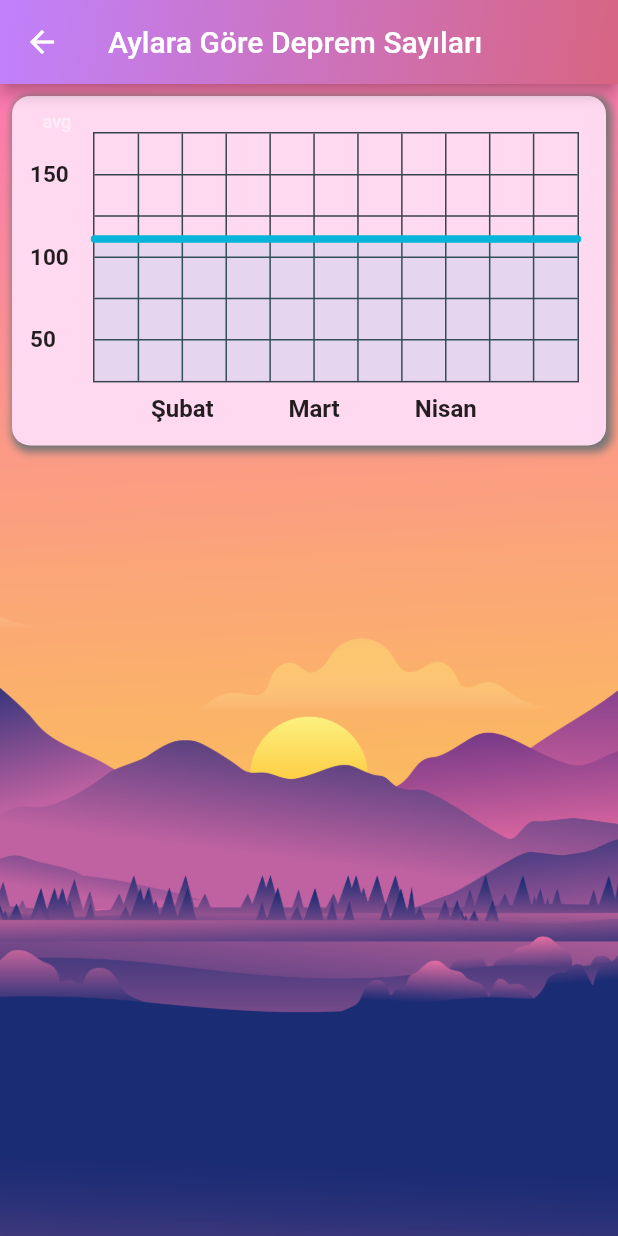
After one commit to sametcankosegit/Disaster_Relief_App, a Flutter app: the EarthquakeGraphic screen opened directly, after a tap on "avg", on a phone screen of 412 x 824 dp. The commit adds this screen. Run offline on Flutter 3.47's test engine with Material 2 defaults, Android fonts, the phone set to English and light mode, and no system bars; drawn by our look-alikes of fl_chart; our stand-ins replace cloud_firestore, firebase_auth, firebase_core, flutter_spinkit, flutter_svg, google_fonts and 1 more; accounts and stored records are empty.

Commit message:
Grafik Eklendi

```diff
--- a/lib/screens/bottom_navbar_pages/earthquake_live.dart
+++ b/lib/screens/bottom_navbar_pages/earthquake_live.dart
@@ -1,3 +1,4 @@
+import 'package:disaster_relief_v2/screens/graphic_page/earthquake_graphic.dart';
 import 'package:flutter/material.dart';
 import '../../models/user_models.dart';
 import '../../service.dart/user_service.dart';
@@ -36,11 +37,11 @@ class _EarthquakePageState extends State<EarthquakePage> {
       appBar: AppBar(
         actions: <Widget>[
           IconButton(
-            icon: const Icon(Icons.question_mark_rounded),
+            icon: const Icon(Icons.auto_graph),
             onPressed: () {
               Navigator.push(
                 context,
-                MaterialPageRoute(builder: (context) => QuestionsPage()),
+                MaterialPageRoute(builder: (context) => EarthquakeGraphic()),
               );
             },
           ),
--- /dev/null
+++ b/lib/screens/graphic_page/earthquake_graphic.dart
@@ -0,0 +1,338 @@
+import 'package:fl_chart/fl_chart.dart';
+import 'package:flutter/material.dart';
+
+class EarthquakeGraphic extends StatefulWidget {
+  @override
+  State<EarthquakeGraphic> createState() => _EarthquakeGraphicState();
+}
+
+class _EarthquakeGraphicState extends State<EarthquakeGraphic> {
+  List<Color> gradientColors = [
+    Colors.cyan,
+    Colors.blue,
+  ];
+
+  bool showAvg = false;
+
+  @override
+  Widget build(BuildContext context) {
+    return Scaffold(
+      backgroundColor: Colors.white,
+      appBar: AppBar(
+        title: Text('Aylara Göre Deprem Sayıları'),
+        backgroundColor: Colors.transparent,
+        flexibleSpace: Container(
+          decoration: const BoxDecoration(
+            gradient: LinearGradient(
+              begin: Alignment.topLeft,
+              end: Alignment.bottomRight,
+              colors: [
+                Color.fromARGB(255, 192, 129, 252),
+                Color.fromARGB(255, 216, 101, 130),
+              ],
+            ),
+          ),
+        ),
+      ),
+      body: Container(
+        decoration: const BoxDecoration(
+          image: DecorationImage(
+            image: AssetImage('assets/images/bg_morning.png'),
+            fit: BoxFit.cover,
+          ),
+        ),
+        child: Column(
+          children: [
+            Padding(
+              padding: const EdgeInsets.all(8.0),
+              child: Container(
+                decoration: BoxDecoration(
+                    color: const Color.fromARGB(255, 255, 217, 240),
+                    borderRadius: BorderRadius.circular(12),
+                    boxShadow: [
+                      BoxShadow(
+                        color: Colors.grey.shade600,
+                        offset: const Offset(2, 2),
+                        blurRadius: 4,
+                        spreadRadius: 2,
+                      )
+                    ]),
+                child: Stack(
+                  children: <Widget>[
+                    AspectRatio(
+                      aspectRatio: 1.70,
+                      child: Padding(
+                        padding: const EdgeInsets.only(
+                          right: 18,
+                          left: 12,
+                          top: 24,
+                          bottom: 12,
+                        ),
+                        child: LineChart(
+                          showAvg ? avgData() : mainData(),
+                        ),
+                      ),
+                    ),
+                    SizedBox(
+                      width: 60,
+                      height: 34,
+                      child: TextButton(
+                        onPressed: () {
+                          setState(() {
+                            showAvg = !showAvg;
+                          });
+                        },
+                        child: Text(
+                          'avg',
+                          style: TextStyle(
+                            fontSize: 12,
+                            color: showAvg
+                                ? Colors.white.withOpacity(0.5)
+                                : Colors.white,
+                          ),
+                        ),
+                      ),
+                    ),
+                  ],
+                ),
+              ),
+            ),
+          ],
+        ),
+      ),
+    );
+  }
+
+  Widget bottomTitleWidgets(double value, TitleMeta meta) {
+    const style = TextStyle(
+      fontWeight: FontWeight.bold,
+      fontSize: 16,
+    );
+    Widget text;
+    switch (value.toInt()) {
+      case 2:
+        text = const Text('Şubat', style: style);
+        break;
+      case 5:
+        text = const Text('Mart', style: style);
+        break;
+      case 8:
+        text = const Text('Nisan', style: style);
+        break;
+      default:
+        text = const Text('', style: style);
+        break;
+    }
+
+    return SideTitleWidget(
+      axisSide: meta.axisSide,
+      child: text,
+    );
+  }
+
+  Widget leftTitleWidgets(double value, TitleMeta meta) {
+    const style = TextStyle(
+      fontWeight: FontWeight.bold,
+      fontSize: 15,
+    );
+    String text;
+    switch (value.toInt()) {
+      case 1:
+        text = '50';
+        break;
+      case 3:
+        text = '100';
+        break;
+      case 5:
+        text = '150';
+        break;
+      default:
+        return Container();
+    }
+
+    return Text(text, style: style, textAlign: TextAlign.left);
+  }
+
+  LineChartData mainData() {
+    return LineChartData(
+      gridData: FlGridData(
+        show: true,
+        drawVerticalLine: true,
+        horizontalInterval: 1,
+        verticalInterval: 1,
+        getDrawingHorizontalLine: (value) {
+          return FlLine(
+            color: Colors.black,
+            strokeWidth: 1,
+          );
+        },
+        getDrawingVerticalLine: (value) {
+          return FlLine(
+            color: Colors.black,
+            strokeWidth: 1,
+          );
+        },
+      ),
+      titlesData: FlTitlesData(
+        show: true,
+        rightTitles: AxisTitles(
+          sideTitles: SideTitles(showTitles: false),
+        ),
+        topTitles: AxisTitles(
+          sideTitles: SideTitles(showTitles: false),
+        ),
+        bottomTitles: AxisTitles(
+          sideTitles: SideTitles(
+            showTitles: true,
+            reservedSize: 30,
+            interval: 1,
+            getTitlesWidget: bottomTitleWidgets,
+          ),
+        ),
+        leftTitles: AxisTitles(
+          sideTitles: SideTitles(
+            showTitles: true,
+            interval: 1,
+            getTitlesWidget: leftTitleWidgets,
+            reservedSize: 42,
+          ),
+        ),
+      ),
+      borderData: FlBorderData(
+        show: true,
+        border: Border.all(color: const Color(0xff37434d)),
+      ),
+      minX: 0,
+      maxX: 11,
+      minY: 0,
+      maxY: 6,
+      lineBarsData: [
+        LineChartBarData(
+          spots: const [
+            FlSpot(0, 5),
+            FlSpot(2.8, 4),
+            FlSpot(4.5, 2),
+            FlSpot(6.8, 3.1),
+            FlSpot(8, 4),
+            FlSpot(9.5, 3),
+            FlSpot(11, 3),
+          ],
+          isCurved: true,
+          gradient: LinearGradient(
+            colors: gradientColors,
+          ),
+          barWidth: 5,
+          isStrokeCapRound: true,
+          dotData: FlDotData(
+            show: false,
+          ),
+          belowBarData: BarAreaData(
+            show: true,
+            gradient: LinearGradient(
+              colors: gradientColors
+                  .map((color) => color.withOpacity(0.3))
+                  .toList(),
+            ),
+          ),
+        ),
+      ],
+    );
+  }
+
+  LineChartData avgData() {
+    return LineChartData(
+      lineTouchData: LineTouchData(enabled: false),
+      gridData: FlGridData(
+        show: true,
+        drawHorizontalLine: true,
+        verticalInterval: 1,
+        horizontalInterval: 1,
+        getDrawingVerticalLine: (value) {
+          return FlLine(
+            color: Color(0xff37434d),
+            strokeWidth: 1,
+          );
+        },
+        getDrawingHorizontalLine: (value) {
+          return FlLine(
+            color: Color(0xff37434d),
+            strokeWidth: 1,
+          );
+        },
+      ),
+      titlesData: FlTitlesData(
+        show: true,
+        bottomTitles: AxisTitles(
+          sideTitles: SideTitles(
+            showTitles: true,
+            reservedSize: 30,
+            getTitlesWidget: bottomTitleWidgets,
+            interval: 1,
+          ),
+        ),
+        leftTitles: AxisTitles(
+          sideTitles: SideTitles(
+            showTitles: true,
+            getTitlesWidget: leftTitleWidgets,
+            reservedSize: 42,
+            interval: 1,
+          ),
+        ),
+        topTitles: AxisTitles(
+          sideTitles: SideTitles(showTitles: false),
+        ),
+        rightTitles: AxisTitles(
+          sideTitles: SideTitles(showTitles: false),
+        ),
+      ),
+      borderData: FlBorderData(
+        show: true,
+        border: Border.all(color: const Color(0xff37434d)),
+      ),
+      minX: 0,
+      maxX: 11,
+      minY: 0,
+      maxY: 6,
+      lineBarsData: [
+        LineChartBarData(
+          spots: const [
+            FlSpot(0, 3.44),
+            FlSpot(2.6, 3.44),
+            FlSpot(4.9, 3.44),
+            FlSpot(6.8, 3.44),
+            FlSpot(8, 3.44),
+            FlSpot(9.5, 3.44),
+            FlSpot(11, 3.44),
+          ],
+          isCurved: true,
+          gradient: LinearGradient(
+            colors: [
+              ColorTween(begin: gradientColors[0], end: gradientColors[1])
+                  .lerp(0.2)!,
+              ColorTween(begin: gradientColors[0], end: gradientColors[1])
+                  .lerp(0.2)!,
+            ],
+          ),
+          barWidth: 5,
+          isStrokeCapRound: true,
+          dotData: FlDotData(
+            show: false,
+          ),
+          belowBarData: BarAreaData(
+            show: true,
+            gradient: LinearGradient(
+              colors: [
+                ColorTween(begin: gradientColors[0], end: gradientColors[1])
+                    .lerp(0.2)!
+                    .withOpacity(0.1),
+                ColorTween(begin: gradientColors[0], end: gradientColors[1])
+                    .lerp(0.2)!
+                    .withOpacity(0.1),
+              ],
+            ),
+          ),
+        ),
+      ],
+    );
+  }
+}
--- a/lib/screens/questions_screen.dart/question_main_screen.dart
+++ b/lib/screens/questions_screen.dart/question_main_screen.dart
@@ -1,7 +1,7 @@
+import 'package:disaster_relief_v2/widgets/bottom_navbar.dart';
 import 'package:flutter/material.dart';
 import 'package:cloud_firestore/cloud_firestore.dart';
 import '../../widgets/drawer_header_widget/contact_us_page/contact_us_page.dart';
-import '../bottom_navbar_pages/home_page.dart';
 
 class QuestionsPage extends StatefulWidget {
   @override
@@ -172,7 +172,7 @@ class _QuestionsPageState extends State<QuestionsPage> {
                                                 context,
                                                 MaterialPageRoute(
                                                   builder: (context) =>
-                                                      const HomePage(),
+                                                      const BottomNavBar(),
                                                 ),
                                               );
                                             },
--- a/pubspec.yaml
+++ b/pubspec.yaml
@@ -45,6 +45,7 @@ dependencies:
   firebase_core: ^2.14.0
   firebase_auth: ^4.6.3
   cloud_firestore: ^4.8.1
+  fl_chart: ^0.63.0
 
 dev_dependencies:
   flutter_test:
```
Also changed, not shown: pubspec.lock, 1 other file.
